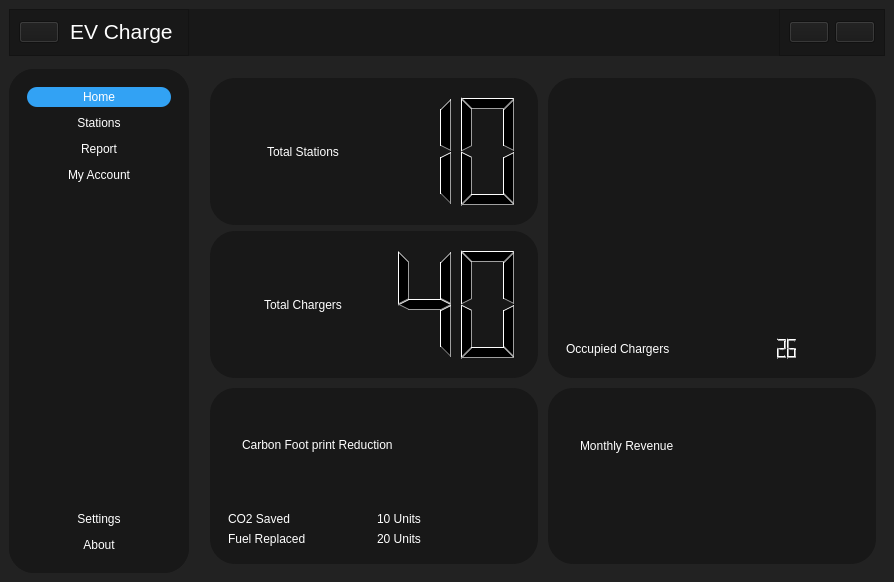
The window that icons/main.ui (Manjus17/project_EV) describes before a commit, drawn with Qt 5.
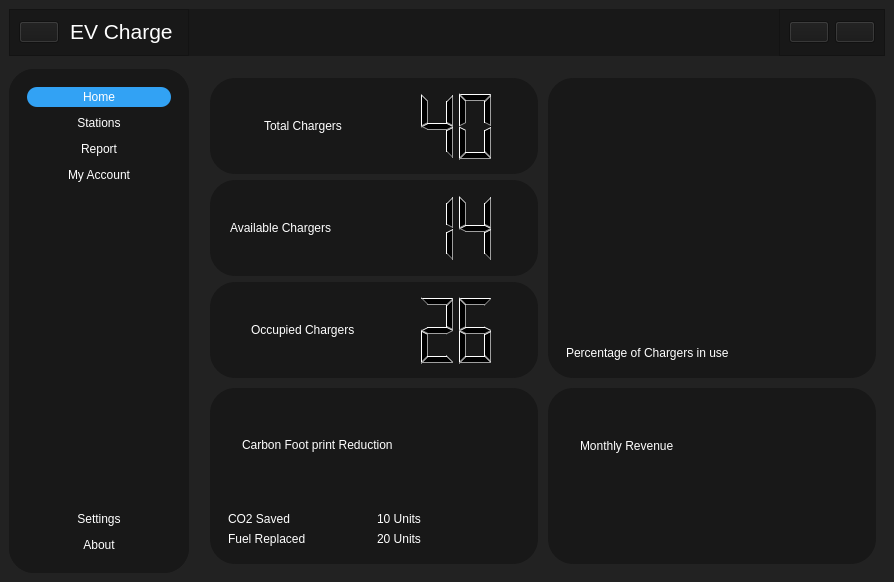
The same window after the commit. Icons and pictures are not drawn. Custom widgets are drawn as their Qt base class.

Patch:
```diff
--- a/icons/main.ui
+++ b/icons/main.ui
@@ -394,7 +394,7 @@
                     <property name="spacing">
                      <number>6</number>
                     </property>
-                    <item row="1" column="0">
+                    <item row="2" column="0">
                      <widget class="QFrame" name="frame_18">
                       <property name="styleSheet">
                        <string notr="true">background-color: rgb(24, 24, 24);</string>
@@ -416,7 +416,7 @@
 font: 18pt &quot;Calibri&quot;;</string>
                          </property>
                          <property name="text">
-                          <string>Total Chargers</string>
+                          <string>Occupied Chargers</string>
                          </property>
                         </widget>
                        </item>
@@ -426,7 +426,7 @@
                           <number>2</number>
                          </property>
                          <property name="intValue" stdset="0">
-                          <number>40</number>
+                          <number>26</number>
                          </property>
                         </widget>
                        </item>
@@ -464,7 +464,7 @@
 font: 18pt &quot;Calibri&quot;;</string>
                          </property>
                          <property name="text">
-                          <string>Total Stations</string>
+                          <string>Total Chargers</string>
                          </property>
                          <property name="wordWrap">
                           <bool>true</bool>
@@ -477,7 +477,46 @@
                           <number>2</number>
                          </property>
                          <property name="intValue" stdset="0">
-                          <number>10</number>
+                          <number>40</number>
+                         </property>
+                        </widget>
+                       </item>
+                      </layout>
+                     </widget>
+                    </item>
+                    <item row="1" column="0">
+                     <widget class="QFrame" name="frame_109">
+                      <property name="styleSheet">
+                       <string notr="true">background-color: rgb(24, 24, 24);</string>
+                      </property>
+                      <property name="frameShape">
+                       <enum>QFrame::StyledPanel</enum>
+                      </property>
+                      <property name="frameShadow">
+                       <enum>QFrame::Raised</enum>
+                      </property>
+                      <layout class="QHBoxLayout" name="horizontalLayout_66">
+                       <property name="leftMargin">
+                        <number>20</number>
+                       </property>
+                       <item>
+                        <widget class="QLabel" name="label_118">
+                         <property name="styleSheet">
+                          <string notr="true">color: rgb(255, 255, 255);
+font: 18pt &quot;Calibri&quot;;</string>
+                         </property>
+                         <property name="text">
+                          <string>Available Chargers</string>
+                         </property>
+                        </widget>
+                       </item>
+                       <item>
+                        <widget class="QLCDNumber" name="lcdNumber_3">
+                         <property name="digitCount">
+                          <number>2</number>
+                         </property>
+                         <property name="intValue" stdset="0">
+                          <number>14</number>
                          </property>
                         </widget>
                        </item>
@@ -567,17 +606,7 @@
 font: 18pt &quot;Calibri&quot;;</string>
                          </property>
                          <property name="text">
-                          <string>Occupied Chargers</string>
-                         </property>
-                        </widget>
-                       </item>
-                       <item>
-                        <widget class="QLCDNumber" name="lcdNumber_3">
-                         <property name="digitCount">
-                          <number>2</number>
-                         </property>
-                         <property name="intValue" stdset="0">
-                          <number>26</number>
+                          <string>Percentage of Chargers in use </string>
                          </property>
                         </widget>
                        </item>
```
Left out of the diff: 12 changed lines with no effect on the pictures.
